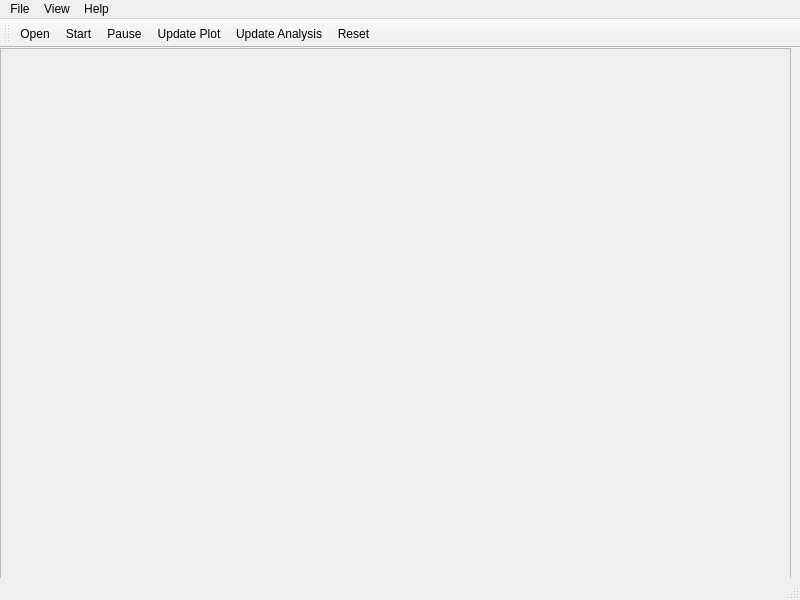
Old version of the form mainwindow.ui in the repository lhf552004/HydrophoneMonitor.
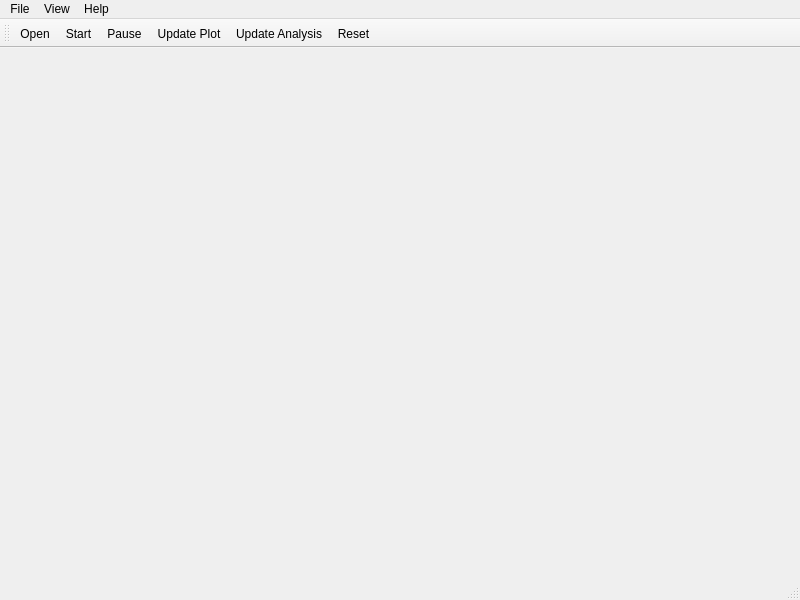
New version of the form.

Diff of the .ui file:
```diff
--- a/mainwindow.ui
+++ b/mainwindow.ui
@@ -13,24 +13,7 @@
   <property name="windowTitle">
    <string>MainWindow</string>
   </property>
-  <widget class="QWidget" name="centralwidget">
-   <widget class="QFrame" name="frame">
-    <property name="geometry">
-     <rect>
-      <x>0</x>
-      <y>0</y>
-      <width>791</width>
-      <height>541</height>
-     </rect>
-    </property>
-    <property name="frameShape">
-     <enum>QFrame::StyledPanel</enum>
-    </property>
-    <property name="frameShadow">
-     <enum>QFrame::Raised</enum>
-    </property>
-   </widget>
-  </widget>
+  <widget class="QWidget" name="centralwidget"/>
   <widget class="QMenuBar" name="menubar">
    <property name="geometry">
     <rect>
```
Left out of the diff: 2 changed lines with no effect on the pictures.
